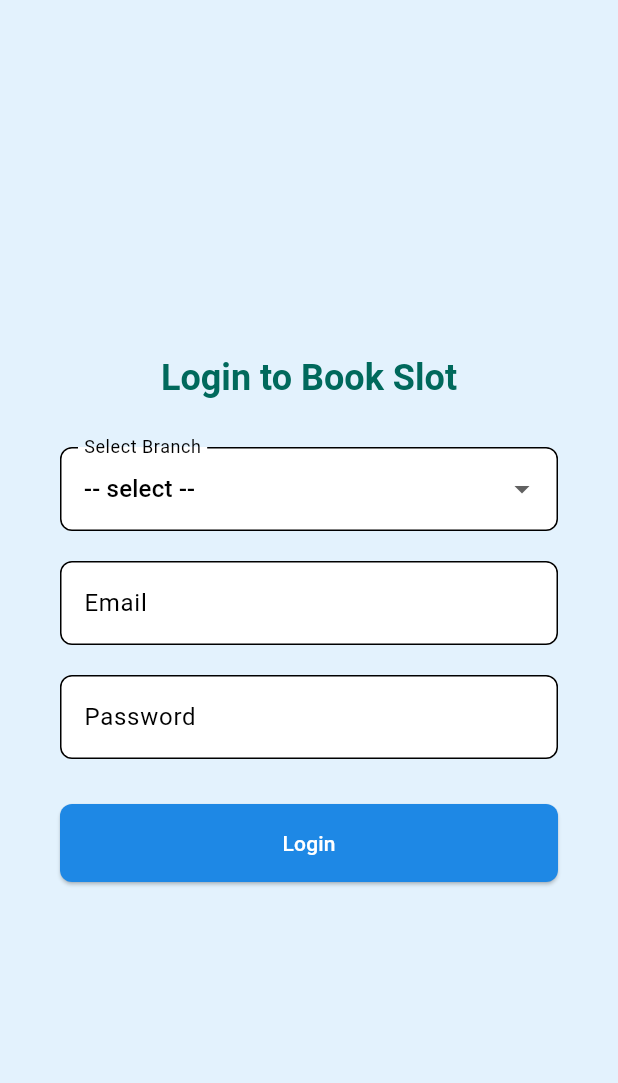
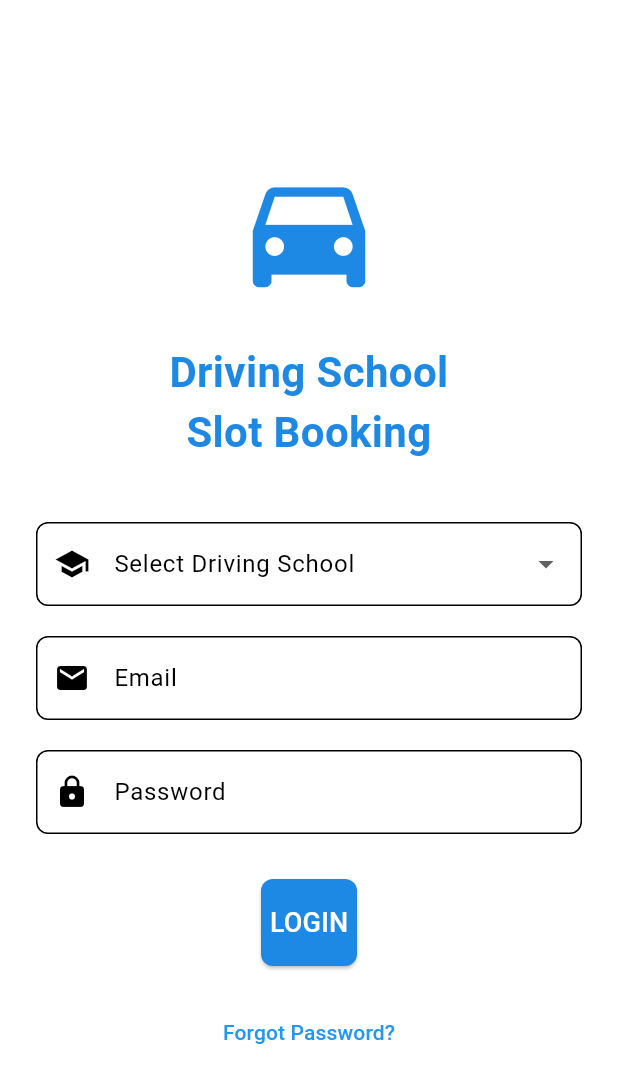
Before and after one commit to kathir8/flutter_sample, a Flutter app: the LoginPage screen opened directly, on a phone screen of 412 x 824 dp. Shown: the top 1083 px of the screen. Run offline on Flutter 3.47's test engine with Material 3 defaults, Android fonts, the phone set to English and light mode, and no system bars.

Commit message:
login page issue

```diff
--- a/lib/login.dart
+++ b/lib/login.dart
@@ -1,122 +1,211 @@
 import 'package:flutter/material.dart';
-import 'client_dropdown.dart';
-import 'main.dart'; // Optional: only if MyHomePage is here
+
+void main() {
+  runApp(const DrivingSchoolApp());
+}
+
+class DrivingSchoolApp extends StatelessWidget {
+  const DrivingSchoolApp({super.key});
+
+  @override
+  Widget build(BuildContext context) {
+    return MaterialApp(
+      title: 'Driving School Slot Booking',
+      theme: ThemeData(
+        primarySwatch: Colors.blue,
+        colorScheme: ColorScheme.fromSwatch(
+          primarySwatch: Colors.blue,
+          accentColor: Colors.blueAccent,
+        ),
+        appBarTheme: const AppBarTheme(
+          backgroundColor: Color(0xFF1E88E5),
+          foregroundColor: Colors.white,
+          elevation: 4,
+        ),
+        inputDecorationTheme: InputDecorationTheme(
+          border: OutlineInputBorder(
+            borderRadius: BorderRadius.circular(8),
+          ),
+          filled: true,
+          fillColor: Colors.white,
+        ),
+        elevatedButtonTheme: ElevatedButtonThemeData(
+          style: ElevatedButton.styleFrom(
+            backgroundColor: const Color(0xFF1E88E5),
+            foregroundColor: Colors.white,
+            padding: const EdgeInsets.symmetric(vertical: 16),
+            shape: RoundedRectangleBorder(
+              borderRadius: BorderRadius.circular(8),
+            ),
+          ),
+        ),
+      ),
+      home: const LoginPage(),
+      debugShowCheckedModeBanner: false,
+    );
+  }
+}
 
 class LoginPage extends StatefulWidget {
+  const LoginPage({super.key});
+
   @override
-  _LoginPageState createState() => _LoginPageState();
+  State<LoginPage> createState() => _LoginPageState();
 }
 
 class _LoginPageState extends State<LoginPage> {
   final _formKey = GlobalKey<FormState>();
-  final TextEditingController emailController = TextEditingController();
-  final TextEditingController passwordController = TextEditingController();
+  final _emailController = TextEditingController();
+  final _passwordController = TextEditingController();
+  String? _selectedSchool;
 
-  String selectedClient = '-- select --';
+  // List of driving schools (you can expand this)
+  final List<String> _drivingSchools = [
+    'City Driving School - Downtown',
+    'Safe Wheels Academy - North Branch',
+    'Pro Drivers Institute - East Branch',
+    'Elite Driving School - West Branch',
+    'First Gear Academy - South Branch',
+  ];
+
+  @override
+  void dispose() {
+    _emailController.dispose();
+    _passwordController.dispose();
+    super.dispose();
+  }
+
+  void _login() {
+    if (_formKey.currentState!.validate()) {
+      // Here you would typically call your authentication service
+      ScaffoldMessenger.of(context).showSnackBar(
+        const SnackBar(content: Text('Processing Login...')),
+      );
+
+      // Navigate to the main app after successful login
+      // Navigator.pushReplacement(context, MaterialPageRoute(builder: (context) => MainApp()));
+    }
+  }
 
   @override
   Widget build(BuildContext context) {
     return Scaffold(
-      backgroundColor: Color(0xFFE3F2FD),
-      body: Container(
-        // decoration: const BoxDecoration(
-        //   gradient: LinearGradient(
-        //     colors: [Color(0xFFB2FEFA), Color(0xFF0ED2F7)], // Light teal gradient
-        //     begin: Alignment.topLeft,
-        //     end: Alignment.bottomRight,
-        //   ),
-        // ),
-        child: Center(
-          child: SingleChildScrollView(
-            padding: EdgeInsets.all(16),
+      body: SingleChildScrollView(
         child: Padding(
           padding: const EdgeInsets.all(24.0),
-                child: Form(
+          child: Column(
+            crossAxisAlignment: CrossAxisAlignment.stretch,
+            children: [
+              const SizedBox(height: 80),
+              // Logo or App Icon
+              const Icon(
+                Icons.directions_car,
+                size: 100,
+                color: Color(0xFF1E88E5),
+              ),
+              const SizedBox(height: 24),
+              const Text(
+                'Driving School\nSlot Booking',
+                textAlign: TextAlign.center,
+                style: TextStyle(
+                  fontSize: 28,
+                  fontWeight: FontWeight.bold,
+                  color: Color(0xFF1E88E5),
+                ),
+              ),
+              const SizedBox(height: 40),
+              // Login Form
+              Form(
                 key: _formKey,
                 child: Column(
-                    mainAxisSize: MainAxisSize.min,
                   children: [
-                      Text(
-                        'Login to Book Slot',
-                        style: Theme.of(context).textTheme.headlineSmall?.copyWith(
-                              color: Colors.teal[800],
-                              fontWeight: FontWeight.bold,
+                    // School Dropdown
+                    DropdownButtonFormField<String>(
+                      decoration: const InputDecoration(
+                        labelText: 'Select Driving School',
+                        prefixIcon: Icon(Icons.school),
+                      ),
+                      value: _selectedSchool,
+                      items: _drivingSchools.map((String school) {
+                        return DropdownMenuItem<String>(
+                          value: school,
+                          child: Text(school),
+                        );
+                      }).toList(),
+                      onChanged: (String? newValue) {
+                        setState(() {
+                          _selectedSchool = newValue;
+                        });
+                      },
+                      validator: (value) {
+                        if (value == null || value.isEmpty) {
+                          return 'Please select a driving school';
+                        }
+                        return null;
+                      },
+                    ),
+                    const SizedBox(height: 20),
+                    // Email Field
+                    TextFormField(
+                      controller: _emailController,
+                      decoration: const InputDecoration(
+                        labelText: 'Email',
+                        prefixIcon: Icon(Icons.email),
+                      ),
+                      keyboardType: TextInputType.emailAddress,
+                      validator: (value) {
+                        if (value == null || value.isEmpty) {
+                          return 'Please enter your email';
+                        }
+                        if (!value.contains('@')) {
+                          return 'Please enter a valid email';
+                        }
+                        return null;
+                      },
+                    ),
+                    const SizedBox(height: 20),
+                    // Password Field
+                    TextFormField(
+                      controller: _passwordController,
+                      decoration: const InputDecoration(
+                        labelText: 'Password',
+                        prefixIcon: Icon(Icons.lock),
+                      ),
+                      obscureText: true,
+                      validator: (value) {
+                        if (value == null || value.isEmpty) {
+                          return 'Please enter your password';
+                        }
+                        if (value.length < 6) {
+                          return 'Password must be at least 6 characters';
+                        }
+                        return null;
+                      },
+                    ),
+                    const SizedBox(height: 30),
+                    // Login Button
+                    ElevatedButton(
+                      onPressed: _login,
+                      child: const Text(
+                        'LOGIN',
+                        style: TextStyle(fontSize: 18),
                       ),
                     ),
-                      SizedBox(height: 30),
-
-                      // Client Dropdown
-                      ClientDropdown(
-                        selectedClient: selectedClient,
-                        onChanged: (value) {
-                          setState(() {
-                            selectedClient = value;
-                          });
+                    const SizedBox(height: 20),
+                    // Forgot Password Link
+                    TextButton(
+                      onPressed: () {
+                        // Navigate to password reset screen
                       },
+                      child: const Text('Forgot Password?'),
                     ),
-                      SizedBox(height: 20),
-
-                      // Email
-                      TextFormField(
-                        controller: emailController,
-                        decoration: InputDecoration(labelText: "Email"),
-                        validator: (value) =>
-                            value!.trim().isEmpty ? 'Email is required' : null,
-                      ),
-                      SizedBox(height: 20),
-
-                      // Password
-                      TextFormField(
-                        controller: passwordController,
-                        obscureText: true,
-                        decoration: InputDecoration(labelText: "Password"),
-                        validator: (value) =>
-                            value!.trim().isEmpty ? 'Password is required' : null,
-                      ),
-                      SizedBox(height: 30),
-
-                      // Login Button
-                      SizedBox(
-                        width: double.infinity,
-                        child: ElevatedButton(
-                          style: ElevatedButton.styleFrom(
-                            padding: EdgeInsets.symmetric(vertical: 16),
-                            shape: RoundedRectangleBorder(
-                              borderRadius: BorderRadius.circular(8),
-                            ),
-                          ),
-                          onPressed: () {
-                            if (_formKey.currentState!.validate() &&
-                                selectedClient != '-- select --') {
-                              // Success
-                              ScaffoldMessenger.of(context).showSnackBar(
-                                SnackBar(content: Text("Login Successful")),
-                              );
-
-                              Navigator.pushReplacement(
-                                context,
-                                MaterialPageRoute(
-                                  builder: (context) =>
-                                      MyHomePage(title: 'Welcome'),
-                                ),
-                              );
-                            } else if (selectedClient == '-- select --') {
-                              // Dropdown not selected
-                              ScaffoldMessenger.of(context).showSnackBar(
-                                SnackBar(content: Text("Please select a branch")),
-                              );
-                            }
-                          },
-                          child: Text("Login"),
+                  ],
                 ),
               ),
             ],
           ),
         ),
       ),
-          ),
-        ),
-      ),
     );
   }
 }
```
Lines whose indentation alone changed are shown as unchanged.
